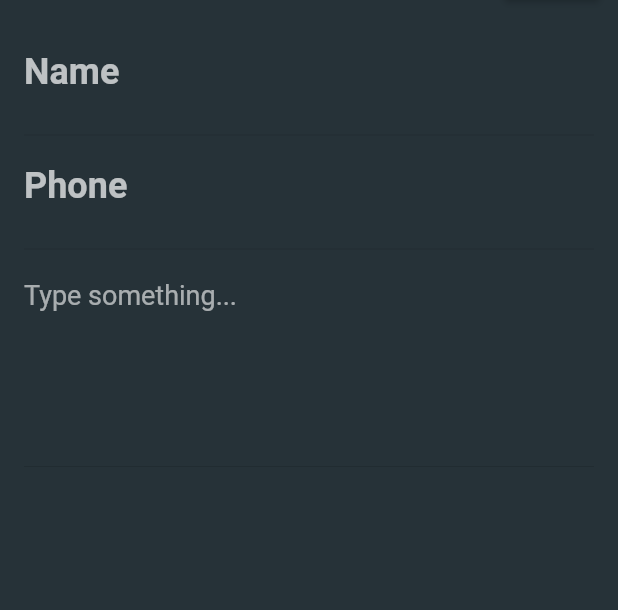
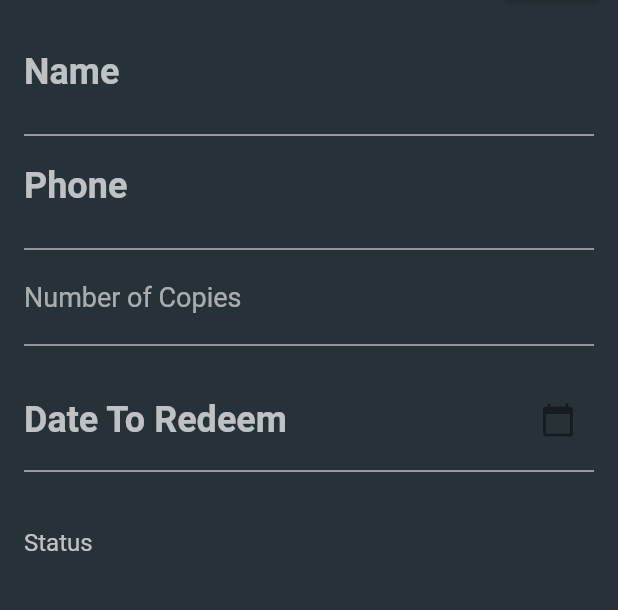
Before and after one commit to charlie-black/rhapsody_calendar, a Flutter app: the screen it shows after launch, after a tap on the "add" icon, on a phone screen of 412 x 824 dp, the part 75-685 px from its top. Run offline on Flutter 3.47's test engine with Material 2 defaults, Android fonts, the phone set to English and light mode, and no system bars; drawn by our look-alikes of select_form_field; our stand-ins replace sqflite; accounts and stored records are empty.

Commit message:
date picker and more db fields added

```diff
--- a/lib/db/notes_database.dart
+++ b/lib/db/notes_database.dart
@@ -38,6 +38,8 @@ CREATE TABLE $tableNotes (
   ${NoteFields.description} $textType,
   ${NoteFields.time} $textType,
   ${NoteFields.phone} $textType,
+  ${NoteFields.status} $textType,
+  ${NoteFields.dateToRedeem} $textType
 
 
   )
--- a/lib/model/note.dart
+++ b/lib/model/note.dart
@@ -3,7 +3,7 @@ final String tableNotes = 'notes';
 class NoteFields {
   static final List<String> values = [
     /// Add all fields
-    id, isImportant, number, title, description, phone, time
+    id, isImportant, number, title, description, phone, time,status,dateToRedeem
   ];
 
   static final String id = '_id';
@@ -12,8 +12,11 @@ class NoteFields {
   static final String title = 'title';
   static final String description = 'description';
   static final String time = 'time';
-  static final String date = 'date';
+  static final String dateToRedeem = 'date';
   static final String phone = 'phone';
+  static final String status = 'status';
+
+
 }
 
 class Note {
@@ -23,7 +26,8 @@ class Note {
   final String title;
   final String description;
   final String phone;
-
+  final String status;
+  final String dateToRedeem;
   final DateTime createdTime;
 
   const Note({
@@ -32,7 +36,9 @@ class Note {
     required this.number,
     required this.title,
     required this.phone,
+    required this.status,
     required this.description,
+    required this.dateToRedeem,
     required this.createdTime,
   });
 
@@ -43,6 +49,8 @@ class Note {
     String? title,
     String? description,
     String? phone,
+    String? status,
+    String? dateToRedeem,
     DateTime? createdTime,
   }) =>
       Note(
@@ -52,6 +60,8 @@ class Note {
         title: title ?? this.title,
         phone: phone ?? this.phone,
         description: description ?? this.description,
+        status: status ?? this.status,
+        dateToRedeem: dateToRedeem ?? this.dateToRedeem,
         createdTime: createdTime ?? this.createdTime,
       );
 
@@ -62,6 +72,8 @@ class Note {
         title: json[NoteFields.title] as String,
         description: json[NoteFields.description] as String,
         phone: json[NoteFields.phone] as String,
+        status: json[NoteFields.status] as String,
+        dateToRedeem: json[NoteFields.dateToRedeem] as String,
         createdTime: DateTime.parse(json[NoteFields.time] as String),
       );
 
@@ -72,6 +84,8 @@ class Note {
         NoteFields.number: number,
         NoteFields.description: description,
         NoteFields.phone: phone,
+        NoteFields.status: status,
+        NoteFields.dateToRedeem: dateToRedeem,
         NoteFields.time: createdTime.toIso8601String(),
       };
 }
--- a/lib/page/edit_note_page.dart
+++ b/lib/page/edit_note_page.dart
@@ -21,7 +21,8 @@ class _AddEditNotePageState extends State<AddEditNotePage> {
   late String title;
   late String description;
   late String phone;
-  late String dateToContribute;
+  late String status;
+  late String dateToRedeem;
 
   @override
   void initState() {
@@ -31,6 +32,8 @@ class _AddEditNotePageState extends State<AddEditNotePage> {
     number = widget.note?.number ?? 0;
     title = widget.note?.title ?? '';
     phone = widget.note?.phone ?? '';
+    status = widget.note?.status ?? '';
+    dateToRedeem = widget.note?.dateToRedeem ?? '';
     description = widget.note?.description ?? '';
   }
 
@@ -47,6 +50,8 @@ class _AddEditNotePageState extends State<AddEditNotePage> {
             phone : phone,
             title: title,
             description: description,
+            status: status,
+            dateToRedeem: dateToRedeem,
             onChangedImportant: (isImportant) =>
                 setState(() => this.isImportant = isImportant),
             onChangedNumber: (number) => setState(() => this.number = number),
@@ -55,6 +60,10 @@ class _AddEditNotePageState extends State<AddEditNotePage> {
                 setState(() => this.description = description),
             onChangedPhone: (phone) =>
                 setState(() => this.phone = phone),
+            onChangedStatus: (status) =>
+                setState(() => this.status = status),
+            onChangedDate: (dateToRedeem) =>
+                setState(() => this.dateToRedeem = dateToRedeem),
           ),
         ),
       );
@@ -97,6 +106,9 @@ class _AddEditNotePageState extends State<AddEditNotePage> {
       number: number,
       title: title,
       description: description,
+      phone: phone,
+      status: status,
+      dateToRedeem: dateToRedeem,
     );
 
     await NotesDatabase.instance.update(note);
@@ -108,7 +120,9 @@ class _AddEditNotePageState extends State<AddEditNotePage> {
       phone: phone,
       isImportant: true,
       number: number,
+      status: status,
       description: description,
+      dateToRedeem: dateToRedeem,
       createdTime: DateTime.now(),
     );
 
--- a/lib/widget/note_form_widget.dart
+++ b/lib/widget/note_form_widget.dart
@@ -1,16 +1,23 @@
 import 'package:flutter/material.dart';
+import 'package:select_form_field/select_form_field.dart';
+import 'package:intl/intl.dart';
 
-class NoteFormWidget extends StatelessWidget {
+class NoteFormWidget extends StatefulWidget {
+
   final bool? isImportant;
   final int? number;
   final String? title;
   final String? phone;
+  final String? status;
   final String? description;
+  final String? dateToRedeem;
   final ValueChanged<bool> onChangedImportant;
   final ValueChanged<int> onChangedNumber;
   final ValueChanged<String> onChangedTitle;
   final ValueChanged<String> onChangedDescription;
   final ValueChanged<String> onChangedPhone;
+  final ValueChanged<String> onChangedStatus;
+  final ValueChanged<String> onChangedDate;
 
   const NoteFormWidget({
     Key? key,
@@ -18,14 +25,84 @@ class NoteFormWidget extends StatelessWidget {
     this.number = 0,
     this.title = '',
     this.phone = '',
+    this.status = '',
     this.description = '',
+    this.dateToRedeem = '',
     required this.onChangedImportant,
     required this.onChangedNumber,
     required this.onChangedTitle,
+    required this.onChangedDate,
     required this.onChangedDescription,
     required this.onChangedPhone,
+    required this.onChangedStatus,
   }) : super(key: key);
 
+  @override
+  _NoteFormWidgetState createState() => _NoteFormWidgetState();
+}
+
+class _NoteFormWidgetState extends State<NoteFormWidget> {
+  String _selectedDate = 'Tap to select date';
+
+  Future<void> _selectDate(BuildContext context) async {
+    final DateTime? d = await showDatePicker(
+      context: context,
+      initialDate: DateTime.now(),
+      firstDate: DateTime.now(),
+      lastDate: DateTime(2120),
+
+    );
+
+    if (d != null)
+      print(d);
+      _selectedDate=d.toString();
+      setState(() {
+        _selectedDate = new DateFormat.yMMMMd("en_US").format(d!);
+      });
+  }
+  String _valueChanged = '';
+
+  String _valueToValidate = '';
+
+  String _valueSaved = '';
+  String _initialValue ='';
+
+  GlobalKey<FormState> _oFormKey = GlobalKey<FormState>();
+
+  TextEditingController? _status;
+
+  final List<Map<String, dynamic>> _statusItems = [
+    {
+      'value': 'Redeemed 😌',
+      'label': 'Redeemed',
+
+    },
+    {
+      'value': 'Pending ⏳',
+      'label': 'Pending',
+
+    },
+
+  ];
+
+  @override
+  void initState() {
+    super.initState();
+
+    _status = TextEditingController(text: '2');
+
+
+    _getValue();
+  }
+  Future<void> _getValue() async {
+    await Future.delayed(const Duration(seconds: 3), () {
+      setState(() {
+        //_initialValue = 'circleValue';
+        _status?.text = '';
+
+      });
+    });
+  }
   @override
   Widget build(BuildContext context) => SingleChildScrollView(
         child: Padding(
@@ -52,13 +129,17 @@ class NoteFormWidget extends StatelessWidget {
               // ),
               buildTitle(),
               SizedBox(height: 8),
-              Divider(),
+              Divider(color: Colors.white,),
               buildPhone(),
               SizedBox(height: 8),
-              Divider(),
+              Divider(color: Colors.white,),
               buildDescription(),
-              Divider(),
+              Divider(color: Colors.white,),
               SizedBox(height: 16),
+              buildDate(),
+              Divider(color: Colors.white,),
+              SizedBox(height: 16),
+              buildStatus()
             ],
           ),
         ),
@@ -66,7 +147,7 @@ class NoteFormWidget extends StatelessWidget {
 
   Widget buildTitle() => TextFormField(
         maxLines: 1,
-        initialValue: title,
+        initialValue: widget.title,
         style: TextStyle(
           color: Colors.white70,
           fontWeight: FontWeight.bold,
@@ -79,12 +160,32 @@ class NoteFormWidget extends StatelessWidget {
         ),
         validator: (title) =>
             title != null && title.isEmpty ? 'The title cannot be empty' : null,
-        onChanged: onChangedTitle,
+        onChanged: widget.onChangedTitle,
       );
+
+  Widget buildStatus() => SelectFormField(
+    type: SelectFormFieldType.dropdown,
+
+    decoration: InputDecoration(
+      border: InputBorder.none,
+      hintText: 'Status ',
+      hintStyle: TextStyle(color: Colors.white70),
+    ),
+
+    dialogTitle: 'Set Status',
+    dialogCancelBtn: 'CANCEL',
+    items: _statusItems,
+    onChanged: widget.onChangedStatus,
+      validator: (title) =>
+      title != null && title.isEmpty ? 'The status cannot be empty' : null,
+
+    onSaved: (val) => setState(() => _valueSaved = val ?? ''),
+  );
 
   Widget buildPhone() => TextFormField(
     maxLines: 1,
-    initialValue: phone,
+    keyboardType: TextInputType.number,
+    initialValue: widget.phone,
     style: TextStyle(
       color: Colors.white70,
       fontWeight: FontWeight.bold,
@@ -97,21 +198,48 @@ class NoteFormWidget extends StatelessWidget {
     ),
     validator: (title) =>
     title != null && title.isEmpty ? 'The phone cannot be empty' : null,
-    onChanged: onChangedPhone,
+    onChanged: widget.onChangedPhone,
+  );
+
+  Widget buildDate() => TextFormField(
+    maxLines: 1,
+    readOnly: true,
+    initialValue: widget.dateToRedeem,
+    style: TextStyle(
+      color: Colors.white70,
+      fontWeight: FontWeight.bold,
+      fontSize: 24,
+    ),
+    decoration: InputDecoration(
+      border: InputBorder.none,
+      hintText: 'Date To Redeem ',
+      hintStyle: TextStyle(color: Colors.white70),
+      suffixIcon:   IconButton(
+        icon: Icon(Icons.calendar_today),
+        tooltip: 'Tap to open date picker',
+        onPressed: () {
+          _selectDate(context);
+        },
+      ),
+    ),
+    validator: (title) =>
+    title != null && title.isEmpty ? 'The date cannot be empty' : null,
+    onChanged: widget.onChangedDate,
   );
 
   Widget buildDescription() => TextFormField(
-        maxLines: 5,
-        initialValue: description,
+        maxLines: 1,
+        keyboardType: TextInputType.number,
+        initialValue: widget.description,
         style: TextStyle(color: Colors.white60, fontSize: 18),
         decoration: InputDecoration(
           border: InputBorder.none,
-          hintText: 'Type something...',
+          hintText: 'Number of Copies ',
           hintStyle: TextStyle(color: Colors.white60),
         ),
         validator: (title) => title != null && title.isEmpty
-            ? 'The description cannot be empty'
+            ? 'The Number of Copies cannot be empty'
             : null,
-        onChanged: onChangedDescription,
+        onChanged: widget.onChangedDescription,
       );
 }
--- a/pubspec.yaml
+++ b/pubspec.yaml
@@ -37,6 +37,7 @@ dependencies:
   provider:
   google_fonts:
   shared_preferences:
+  select_form_field:
 
 dev_dependencies:
   flutter_test:
```
Also changed, not shown: lib/page/note_detail_page.dart (+10 -0 lines), lib/widget/note_card_widget.dart (+29 -13 lines), pubspec.lock.
